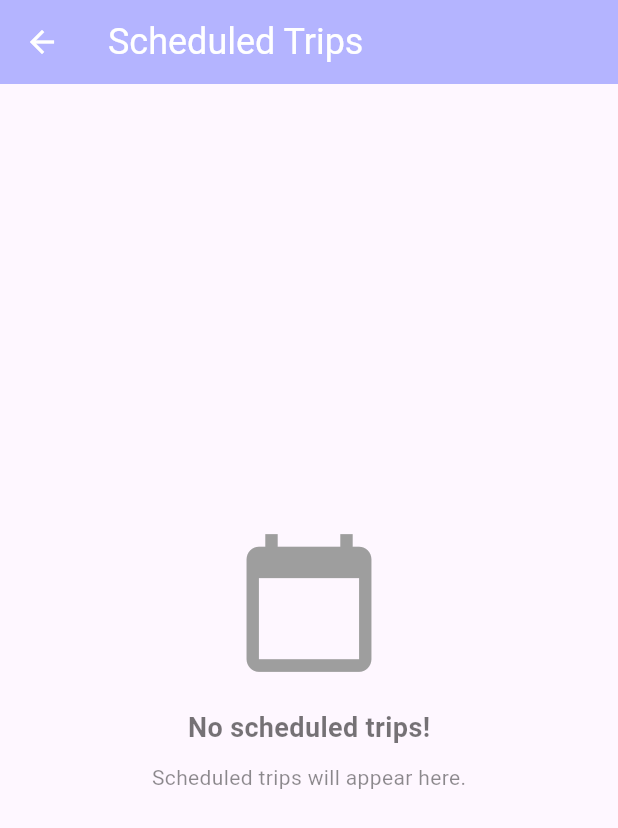
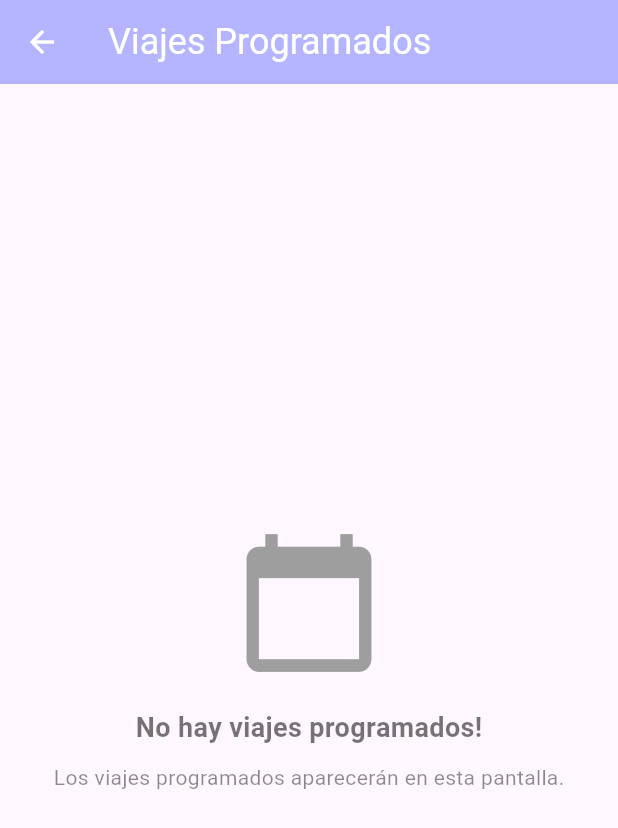
Before and after one commit to V1N1C10S4/Control_room, a Flutter app: the screen it shows after launch, after a tap on "Ingresar", after a tap on "Viajes Programados", on a phone screen of 412 x 824 dp. Shown: the top 828 px of the screen. Run offline on Flutter 3.47's test engine with Material 3 defaults, Android fonts, the light colour scheme and no system bars; our stand-ins replace audioplayers, cached_network_image, cloud_firestore, firebase_core, firebase_database, firebase_messaging and 3 more; missing offline and left inert: flutter_polyline_points; accounts and stored records are empty.

Commit message:
Visual modification on scheduled_trip_screen

```diff
--- a/lib/src/scheduled_trip_screen.dart
+++ b/lib/src/scheduled_trip_screen.dart
@@ -12,7 +12,7 @@ class ScheduledTripScreen extends StatelessWidget {
     return Scaffold(
       appBar: AppBar(
         title: const Text(
-          'Scheduled Trips',
+          'Viajes Programados',
           style: TextStyle(color: Colors.white, fontSize: 24),
         ),
         backgroundColor: const Color.fromRGBO(180, 180, 255, 1),
@@ -23,8 +23,7 @@ class ScheduledTripScreen extends StatelessWidget {
             .ref()
             .child("trip_requests")
             .orderByChild("status")
-            .equalTo("scheduled")
-            .onValue,
+            .onValue, // 🔥 Eliminamos equalTo para filtrar múltiples estados
         builder: (context, AsyncSnapshot<DatabaseEvent> snapshot) {
           if (!snapshot.hasData || snapshot.data!.snapshot.value == null) {
             return _buildEmptyState();
@@ -37,7 +36,8 @@ class ScheduledTripScreen extends StatelessWidget {
                 trip["tripId"] = entry.key; // Guardamos el ID del viaje
                 return trip;
               })
-              .where((trip) => trip["city"] == region) // Filtrar por región
+              .where((trip) => trip["city"] == region &&
+                              (trip["status"] == "scheduled" || trip["status"] == "scheduled approved")) // 🔥 Aceptamos ambos estados
               .toList();
 
           if (scheduledTrips.isEmpty) {
@@ -104,9 +104,9 @@ class ScheduledTripScreen extends StatelessWidget {
         children: const [
           Icon(Icons.calendar_today, size: 100, color: Colors.grey),
           SizedBox(height: 20),
-          Text("No scheduled trips!", style: TextStyle(fontSize: 18, fontWeight: FontWeight.bold, color: Colors.black54)),
+          Text("No hay viajes programados!", style: TextStyle(fontSize: 18, fontWeight: FontWeight.bold, color: Colors.black54)),
           SizedBox(height: 10),
-          Text("Scheduled trips will appear here.", style: TextStyle(fontSize: 14, color: Colors.black45)),
+          Text("Los viajes programados aparecerán en esta pantalla.", style: TextStyle(fontSize: 14, color: Colors.black45)),
         ],
       ),
     );
@@ -122,8 +122,15 @@ class ScheduledTripScreen extends StatelessWidget {
         ? DateFormat("yyyy-MM-dd HH:mm").format(DateTime.parse(trip["created_at"]))
         : "Unknown";
 
-    // Determinar el ícono de estado
-    Icon statusIcon = const Icon(Icons.schedule, color: Colors.blue, size: 30);
+    // 🔥 Determinar el ícono de estado basado en el status
+    Icon statusIcon;
+    if (trip["status"] == "scheduled") {
+      statusIcon = const Icon(Icons.schedule, color: Colors.blue, size: 30); // ⏳ Azul
+    } else if (trip["status"] == "scheduled approved") {
+      statusIcon = const Icon(Icons.check_circle, color: Colors.green, size: 30); // ✅ Verde
+    } else {
+      statusIcon = const Icon(Icons.help_outline, color: Colors.grey, size: 30); // Por si hay un estado inesperado
+    }
 
     // Extraer paradas intermedias
     List<String> stops = [];
@@ -168,7 +175,7 @@ class ScheduledTripScreen extends StatelessWidget {
                     ],
                   ),
                 ),
-                statusIcon, // Ícono de estado del viaje
+                statusIcon, // 🔥 Ícono dinámico basado en el estado del viaje
               ],
             ),
             const SizedBox(height: 5),
@@ -177,7 +184,7 @@ class ScheduledTripScreen extends StatelessWidget {
             Text("👥 Pasajeros: ${trip["passengers"] ?? 1}"),
             Text("👜 Equipaje: ${trip["luggage"] ?? 0}"),
             Text("🐶 Mascotas: ${trip["pets"] ?? 0}"),
-            Text("👶 Sillas para bebé: ${trip["babySeats"] ?? 0}"), // 🔹 Nuevo campo agregado
+            Text("👶 Sillas para bebé: ${trip["babySeats"] ?? 0}"),
             const SizedBox(height: 10),
             Row(
               mainAxisAlignment: MainAxisAlignment.spaceBetween,
@@ -201,7 +208,8 @@ class ScheduledTripScreen extends StatelessWidget {
                   child: const Text("Cancelar viaje", style: TextStyle(color: Colors.white)),
                 ),
 
-                // 🟡 Botón Marcar como Revisado
+                // 🟡 Botón Marcar como Revisado (se oculta si el estado es "scheduled approved")
+                if (trip["status"] == "scheduled")
                   ElevatedButton(
                     onPressed: () => _showConfirmationDialog(
                       context,
```
Lines whose indentation alone changed are shown as unchanged.
